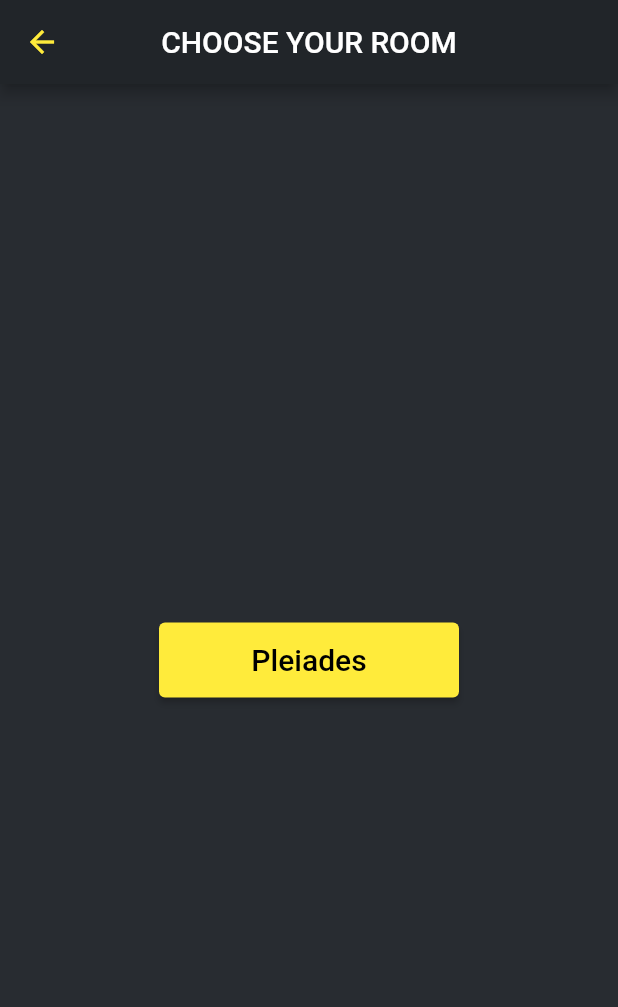
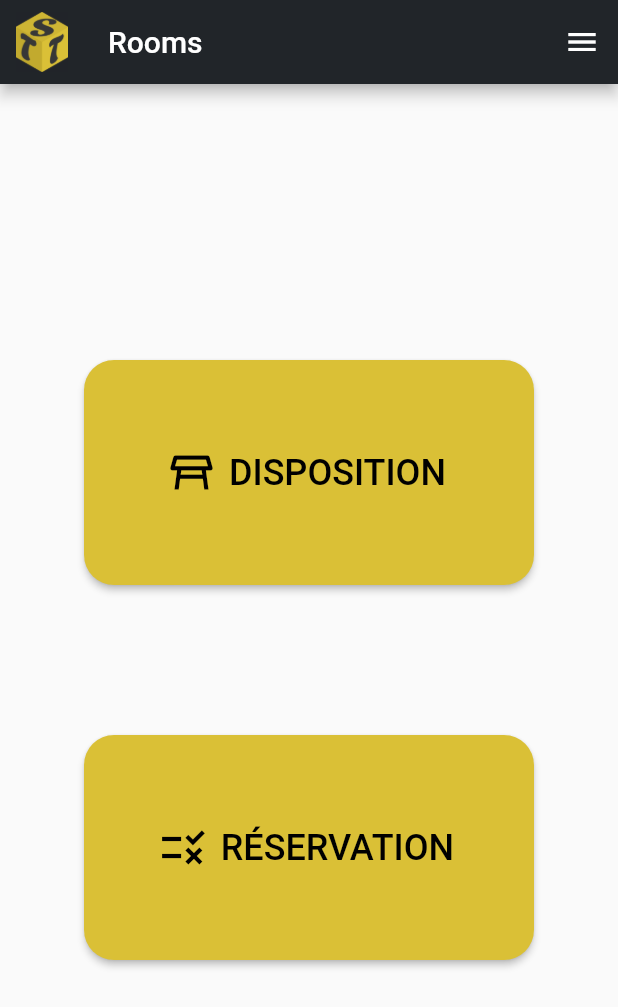
Before and after one commit to adbme/TTS-rooms, a Flutter app: the screen it shows after launch, after a tap on "Login", on a phone screen of 412 x 824 dp. Shown: the top 1007 px of the screen. Run offline on Flutter 3.47's test engine with Material 2 defaults, Android fonts, the phone set to English and light mode, and no system bars; our stand-ins replace video_player; missing offline and left inert: babylonjs_viewer; key blocks and very long unbroken strings in the code were emptied for the run.

Commit message:
create page portal

```diff
--- a/lib/about.dart
+++ b/lib/about.dart
@@ -1,4 +1,5 @@
 import 'package:flutter/material.dart';
+import 'package:ttsrooms/portal.dart';
 
 import 'main.dart';
 
@@ -24,7 +25,7 @@ class AboutUsPage extends StatelessWidget {
               onTap: () {
                 Navigator.push(
                   context,
-                  MaterialPageRoute(builder: (context) => MyApp()),
+                  MaterialPageRoute(builder: (context) => portal()),
                 );
               },
               child: Image.asset('assets/images/logotts.jpg'),
--- a/lib/main.dart
+++ b/lib/main.dart
@@ -4,6 +4,7 @@ import 'package:ttsrooms/tuto.dart';
 
 import 'TTS-rooms.dart';
 import 'about.dart';
+import 'portal.dart';
 
 
 void main() => runApp(const MyApp());
@@ -26,36 +27,7 @@ class MyApp extends StatelessWidget {
           ),
           title: Text("Rooms"),
           actions: [
-            PopupMenuButton(
-              icon: Icon(Icons.menu),
-              itemBuilder: (context) {
-                return [
-                  PopupMenuItem<int>(
 
-                    value: 0,
-                    child: Text("à propos"),
-                  ),
-                  PopupMenuItem<int>(
-                    value: 1,
-                    child: Text("Tuto"),
-                  ),
-                  PopupMenuItem<int>(
-                    value: 2,
-                    child: Text("Lien 3"),
-                  ),
-                ];
-              },
-              onSelected: (value) {
-                if (value == 0) {
-                  Navigator.push(context, MaterialPageRoute(builder: (context) =>  AboutUsPage()));
-
-                } else if (value == 1) {
-                  Navigator.push(context, MaterialPageRoute(builder: (context) =>  VideoPlayerApp()));
-                } else if (value == 2) {
-                  print("Lien 3");
-                }
-              },
-            ),
           ],
         ),
         body: const MyStatefulWidget(),
@@ -161,7 +133,7 @@ class _MyStatefulWidgetState extends State<MyStatefulWidget> {
                   Navigator.push(
                       context,
                       MaterialPageRoute(
-                          builder: (context) => const DropdownButtonApp()));
+                          builder: (context) => portal()));
                 } else {
                   showDialog(
                     context: context,
--- /dev/null
+++ b/lib/portal.dart
@@ -0,0 +1,104 @@
+import 'package:flutter/material.dart';
+import 'package:ttsrooms/about.dart';
+import 'package:ttsrooms/tuto.dart';
+
+import 'main.dart';
+
+class portal extends StatelessWidget {
+  @override
+  Widget build(BuildContext context) {
+    return Scaffold(
+      appBar: AppBar(
+        backgroundColor: const Color(0xFF212529),
+        leading: Container(
+          padding: const EdgeInsets.all(8.0),
+          child: Image.asset('assets/images/logotts.jpg'),
+        ),
+        title: Text("Rooms"),
+        actions: [
+          PopupMenuButton(
+            icon: Icon(Icons.menu),
+            itemBuilder: (context) {
+              return [
+
+                PopupMenuItem<int>(
+                  value: 0,
+                  child: Row(
+                    children: [
+                      Icon(Icons.question_mark_sharp, color: Color(0xFFDAC036)),
+                      SizedBox(width: 10),
+                      Text('About'),
+                    ],
+                  ),
+                ),
+
+                PopupMenuItem<int>(
+                  value: 1,
+                  child: Row(
+                    children: [
+                      Icon(Icons.videocam_outlined, color: Color(0xFFDAC036)),
+                      SizedBox(width: 10),
+                      Text('Tuto'),
+                    ],
+                  ),
+                ),
+
+                PopupMenuItem<int>(
+                  value: 2,
+                  child: Row(
+                    children: [
+                      Icon(Icons.arrow_back, color: Color(0xFFDAC036)),
+                      SizedBox(width: 10),
+                      Text('Return Log in'),
+                    ],
+                  ),
+                ),
+              ];
+            },
+            onSelected: (value) {
+              if (value == 0) {
+                Navigator.push(context, MaterialPageRoute(builder: (context) =>  AboutUsPage()));
+
+              } else if (value == 1) {
+                Navigator.push(context, MaterialPageRoute(builder: (context) =>  VideoPlayerApp()));
+              } else if (value == 2) {
+                Navigator.push(
+                  context,
+                  MaterialPageRoute(builder: (context) => MyApp()),
+                );
+              }
+            },
+          ),
+        ],
+      ),
+      body: Center(
+        child: Column(
+          mainAxisAlignment: MainAxisAlignment.center,
+          children: [
+            ElevatedButton.icon(
+              onPressed: () {},
+              icon: Icon(Icons.table_restaurant_outlined, color: Colors.black, size: 34.0),
+              label: Text('DISPOSITION', style: TextStyle(color: Colors.black, fontSize: 24.0)),
+              style: ElevatedButton.styleFrom(
+                primary: Color(0xFFDAC036),
+                shape: RoundedRectangleBorder(borderRadius: BorderRadius.circular(20)),
+                minimumSize: Size(300, 150),
+              ),
+            ),
+            SizedBox(height: 100),
+            ElevatedButton.icon(
+              onPressed: () {},
+              icon: Icon(Icons.rule, color: Colors.black, size: 34.0),
+              label: Text('RÉSERVATION', style: TextStyle(color: Colors.black, fontSize: 24.0)),
+              style: ElevatedButton.styleFrom(
+                primary: Color(0xFFDAC036),
+                shape: RoundedRectangleBorder(borderRadius: BorderRadius.circular(20)),
+                minimumSize: Size(300, 150),
+              ),
+            ),
+          ],
+        ),
+      ),
+    );
+  }
+}
--- a/lib/salles/argentine_chamossaire.dart
+++ b/lib/salles/argentine_chamossaire.dart
@@ -30,7 +30,7 @@ class Home extends StatelessWidget {
       appBar: AppBar(
         title: Text(
           'Argentine + Chamossaire',
-          style: TextStyle(fontSize: 28),
+          style: TextStyle(fontSize: 25),
         ),
         centerTitle: true,
         backgroundColor: const Color(0xFF212529),
--- a/lib/tuto.dart
+++ b/lib/tuto.dart
@@ -1,4 +1,5 @@
 import 'package:flutter/material.dart';
+import 'package:ttsrooms/portal.dart';
 import 'package:video_player/video_player.dart';
 
 import 'main.dart';
@@ -55,7 +56,7 @@ class _HomeState extends State<Home> {
             onTap: () {
               Navigator.push(
                 context,
-                MaterialPageRoute(builder: (context) => MyApp()),
+                MaterialPageRoute(builder: (context) => portal()),
               );
             },
             child: Image.asset('assets/images/logotts.jpg'),
```
